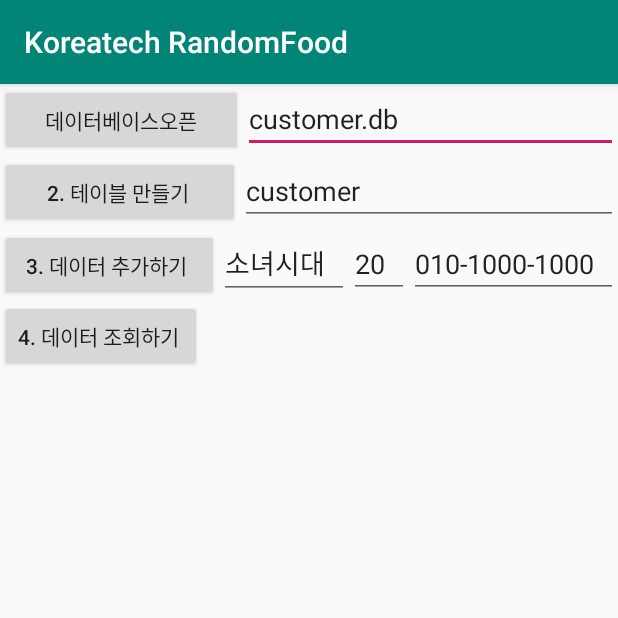
After one commit to losnah/BCSD-Collabo, an Android app: the DataBaseManager screen opened directly, with no data from a screen before it, on a phone screen of 412 x 824 dp, the top half of it. The commit adds this screen. Run offline under Robolectric (Android 15) with nearby library versions, the phone set to English and light mode, and no system bars.

Commit message:
SQLite DB Manager 추가 ( data insert 및 레코드 검색기능 불안정함 )

```diff
--- a/app/src/main/AndroidManifest.xml
+++ b/app/src/main/AndroidManifest.xml
@@ -9,7 +9,7 @@
         android:roundIcon="@mipmap/ic_launcher_round"
         android:supportsRtl="true"
         android:theme="@style/AppTheme">
-
+        <activity android:name=".DataBaseManager"></activity>
         <activity
             android:name=".SplashActivity"
             android:theme="@style/SplashTheme">
@@ -19,7 +19,7 @@
                 <category android:name="android.intent.category.LAUNCHER" />
             </intent-filter>
         </activity>
-        <activity android:name=".MainActivity"></activity>
+        <activity android:name=".MainActivity" />
     </application>
 
 </manifest>
--- /dev/null
+++ b/app/src/main/java/com/onsemiro/hanpinetree/koreatechrandomfood/DataBaseManager.java
@@ -0,0 +1,150 @@
+package com.onsemiro.hanpinetree.koreatechrandomfood;
+
+import android.content.Context;
+import android.database.Cursor;
+import android.database.sqlite.SQLiteDatabase;
+import android.database.sqlite.SQLiteOpenHelper;
+import android.support.v7.app.AppCompatActivity;
+import android.os.Bundle;
+import android.view.View;
+import android.widget.Button;
+import android.widget.EditText;
+import android.widget.TextView;
+
+public class DataBaseManager extends AppCompatActivity {
+
+    EditText mEditText;
+    EditText mEditText2;
+    EditText mEditText3;
+    EditText mEditText4;
+    EditText mEditText5;
+
+    TextView mTextView;
+    SQLiteDatabase database;
+
+    @Override
+    protected void onCreate(Bundle savedInstanceState) {
+        super.onCreate(savedInstanceState);
+        setContentView(R.layout.activity_data_base_manager);
+
+        init();
+    }
+
+    void init(){
+        mEditText = (EditText)findViewById(R.id.editText);
+        mEditText2 = (EditText)findViewById(R.id.editText2);
+        mEditText3= (EditText)findViewById(R.id.editText3);
+        mEditText4= (EditText)findViewById(R.id.editText4);
+        mEditText5= (EditText)findViewById(R.id.editText5);
+
+        mTextView = (TextView)findViewById(R.id.textView4);
+
+        Button mButton = (Button)findViewById(R.id.button2);
+        mButton.setOnClickListener(new View.OnClickListener() {
+            @Override
+            public void onClick(View v) {
+                String databaseName = mEditText.getText().toString();
+//                Toast.makeText(getApplicationContext(),"흠",Toast.LENGTH_SHORT).show();
+                openDatabase(databaseName);
+            }
+        });
+
+        Button mButton2 = (Button)findViewById(R.id.button3);
+        mButton2.setOnClickListener(new View.OnClickListener() {
+            @Override
+            public void onClick(View v) {
+                String tableName = mEditText2.getText().toString();
+                createTable(tableName);
+            }
+        });
+        Button mButton3 = (Button)findViewById(R.id.button4);
+        mButton3.setOnClickListener(new View.OnClickListener() {
+            @Override
+            public void onClick(View v) {
+                String name = mEditText3.getText().toString().trim();
+                String ageStr = mEditText4.getText().toString().trim();
+                String mobile = mEditText5.getText().toString().trim();
+
+                int age = -1;
+                try {
+                    age = Integer.parseInt(ageStr);
+                }catch (Exception e){
+                    e.printStackTrace();
+                }
+                insertData(name, age, mobile);
+            }
+        });
+
+        Button mButton4 = (Button)findViewById(R.id.button10);
+        mButton4.setOnClickListener(new View.OnClickListener() {
+            @Override
+            public void onClick(View v) {
+                String tableName = mEditText2.getText().toString();
+                selectData(tableName);
+            }
+        });
+
+    }
+
+    public void openDatabase(String databaseName){
+        println("openDatabase() 호출됨");
+        database = openOrCreateDatabase(databaseName, MODE_PRIVATE, null);
+        //보안때문에 MODE_PRIVATE를 주로 많이 씁니다.
+        if(database != null){
+            println("데이터베이스 오픈");
+        }
+    }
+    public void createTable(String tableName){
+        println("createTable() 호출됨");
+        if(database != null) {
+            String sql = "create table if not exists " + tableName + "("
+                    + " _id integer PRIMARY KEY autoincrement, "
+                    + " name text, "
+                    + " age integer, "
+                    + " phone text);";
+            database.execSQL(sql);
+            println("테이블 생성됨");
+        }else{
+            println("먼제 데이터베이스를 열어주세요");
+        }
+    }
+
+    public void insertData(String name, int age, String mobile){
+        println("insertData() 호출됨");
+
+        if(database != null){
+            String sql = "insert into customer(name, age, mobile) values( ?, ?, ?)";
+            Object[] params = { name, age, mobile};
+
+            database.execSQL(sql,params);
+            println("데이터 추가함");
+        }else {
+            println("데이터베이스 먼저 오픈하세요");
+        }
+    }
+
+    public void selectData(String tableName){
+        println("selectData() 호출됨");
+
+        if( database != null ){
+            String sql = "select name, age, mobile from "+tableName;
+            Cursor cursor = database.rawQuery(sql, null);//반환값이 있습니다 ㅎㅎ
+            println("조회된 데이터 갯수 : "+ cursor.getCount());
+
+            for(int i = 0; i < cursor.getCount(); i++){
+                cursor.moveToNext();
+                String name = cursor.getString(0);
+                int age = cursor.getInt(1);
+                String mobile = cursor.getString(2);
+
+                println("#"+ i + "->" + name + ", " + age + ", " + mobile);
+            }
+        }
+
+    }
+    public void println(String data){
+        mTextView.append(data +"\n");
+    }
+
+
+}
--- /dev/null
+++ b/app/src/main/res/layout/activity_data_base_manager.xml
@@ -0,0 +1,121 @@
+<?xml version="1.0" encoding="utf-8"?>
+<LinearLayout xmlns:android="http://schemas.android.com/apk/res/android"
+    xmlns:app="http://schemas.android.com/apk/res-auto"
+    xmlns:tools="http://schemas.android.com/tools"
+    android:layout_width="match_parent"
+    android:layout_height="match_parent"
+    tools:context=".DataBaseManager"
+    android:orientation="vertical">
+
+    <LinearLayout
+        android:layout_width="match_parent"
+        android:layout_height="wrap_content"
+        android:orientation="horizontal">
+
+        <Button
+            android:id="@+id/button2"
+            android:layout_width="wrap_content"
+            android:layout_height="wrap_content"
+            android:layout_weight="1"
+            android:text="데이터베이스오픈" />
+
+        <EditText
+            android:id="@+id/editText"
+            android:layout_width="wrap_content"
+            android:layout_height="wrap_content"
+            android:layout_weight="1"
+            android:ems="10"
+            android:inputType="textPersonName"
+            android:text="customer.db" />
+
+    </LinearLayout>
+    <LinearLayout
+        android:layout_width="match_parent"
+        android:layout_height="wrap_content"
+        android:orientation="horizontal">
+
+        <Button
+            android:id="@+id/button3"
+            android:layout_width="wrap_content"
+            android:layout_height="wrap_content"
+            android:layout_weight="1"
+            android:text="2. 테이블 만들기 " />
+
+        <EditText
+            android:id="@+id/editText2"
+            android:layout_width="wrap_content"
+            android:layout_height="wrap_content"
+            android:layout_weight="1"
+            android:ems="10"
+            android:inputType="textPersonName"
+            android:text="customer" />
+
+    </LinearLayout>
+    <LinearLayout
+        android:layout_width="match_parent"
+        android:layout_height="wrap_content"
+        android:orientation="horizontal">
+
+        <Button
+            android:id="@+id/button4"
+            android:layout_width="wrap_content"
+            android:layout_height="wrap_content"
+            android:layout_weight="1"
+            android:text="3. 데이터 추가하기 " />
+
+        <EditText
+            android:id="@+id/editText3"
+            android:layout_width="wrap_content"
+            android:layout_height="wrap_content"
+            android:layout_weight="1"
+            android:inputType="textPersonName"
+            android:text="소녀시대" />
+
+        <EditText
+            android:id="@+id/editText4"
+            android:layout_width="wrap_content"
+            android:layout_height="wrap_content"
+            android:layout_weight="1"
+            android:inputType="numberDecimal"
+            android:text="20" />
+
+        <EditText
+            android:id="@+id/editText5"
+            android:layout_width="wrap_content"
+            android:layout_height="wrap_content"
+            android:layout_weight="1"
+            android:inputType="textPersonName"
+            android:text="010-1000-1000" />
+
+
+    </LinearLayout>
+    <LinearLayout
+        android:layout_width="match_parent"
+        android:layout_height="wrap_content"
+        android:orientation="horizontal">
+
+        <Button
+            android:id="@+id/button10"
+            android:layout_width="wrap_content"
+            android:layout_height="wrap_content"
+            android:text="4. 데이터 조회하기 " />
+
+    </LinearLayout>
+    <ScrollView
+        android:layout_width="match_parent"
+        android:layout_height="match_parent">
+
+        <LinearLayout
+            android:layout_width="match_parent"
+            android:layout_height="wrap_content"
+            android:orientation="vertical" >
+
+            <TextView
+                android:id="@+id/textView4"
+                android:layout_width="match_parent"
+                android:layout_height="wrap_content"
+                android:text="" />
+        </LinearLayout>
+    </ScrollView>
+
+</LinearLayout>
```
Also changed, not shown: app/src/main/java/com/onsemiro/hanpinetree/koreatechrandomfood/MainActivity.java (+28 -10 lines), app/src/main/res/layout/activity_main.xml (+9 -0 lines).
